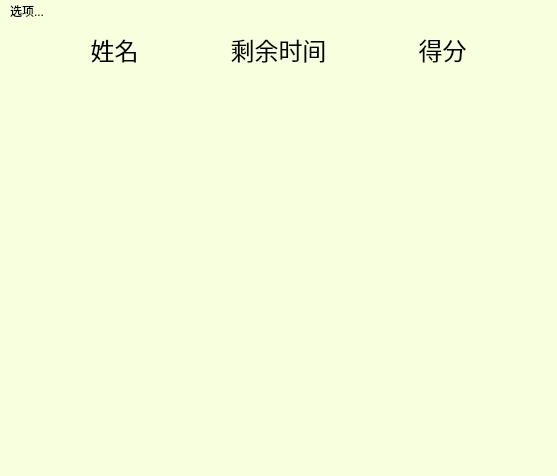
The window that crankdlg.ui (wgananh/Formal_Brmal_Bejeweled) describes before a commit, drawn with Qt 5.
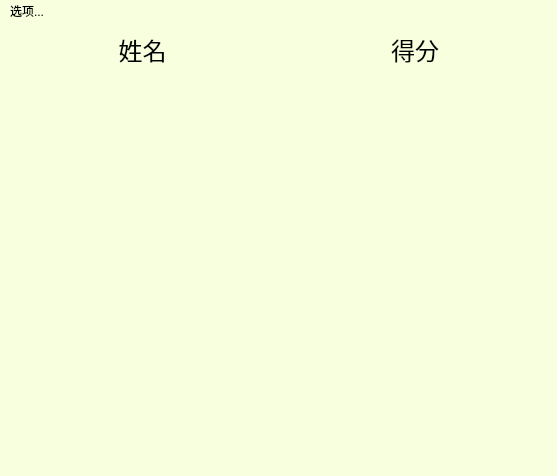
The same window after the commit.

Commit message: 于沛尧：排行榜去掉了剩余时间，大家需要先删掉build里的rank.ini才能继续使用

Patch:
```diff
--- a/crankdlg.ui
+++ b/crankdlg.ui
@@ -20,140 +20,8 @@
   <widget class="QWidget" name="centralwidget">
    <layout class="QVBoxLayout" name="verticalLayout">
     <item>
-     <layout class="QGridLayout" name="gridLayout" columnstretch="4,2,4">
-      <item row="6" column="1">
-       <widget class="QLabel" name="label_17">
-        <property name="sizePolicy">
-         <sizepolicy hsizetype="Expanding" vsizetype="Expanding">
-          <horstretch>0</horstretch>
-          <verstretch>0</verstretch>
-         </sizepolicy>
-        </property>
-        <property name="font">
-         <font>
-          <family>隶书</family>
-          <pointsize>18</pointsize>
-         </font>
-        </property>
-        <property name="text">
-         <string/>
-        </property>
-        <property name="alignment">
-         <set>Qt::AlignCenter</set>
-        </property>
-       </widget>
-      </item>
-      <item row="8" column="0">
-       <widget class="QLabel" name="label_22">
-        <property name="sizePolicy">
-         <sizepolicy hsizetype="Expanding" vsizetype="Expanding">
-          <horstretch>0</horstretch>
-          <verstretch>0</verstretch>
-         </sizepolicy>
-        </property>
-        <property name="font">
-         <font>
-          <family>隶书</family>
-          <pointsize>18</pointsize>
-         </font>
-        </property>
-        <property name="text">
-         <string/>
-        </property>
-        <property name="alignment">
-         <set>Qt::AlignCenter</set>
-        </property>
-       </widget>
-      </item>
-      <item row="7" column="1">
-       <widget class="QLabel" name="label_20">
-        <property name="sizePolicy">
-         <sizepolicy hsizetype="Expanding" vsizetype="Expanding">
-          <horstretch>0</horstretch>
-          <verstretch>0</verstretch>
-         </sizepolicy>
-        </property>
-        <property name="font">
-         <font>
-          <family>隶书</family>
-          <pointsize>18</pointsize>
-         </font>
-        </property>
-        <property name="text">
-         <string/>
-        </property>
-        <property name="alignment">
-         <set>Qt::AlignCenter</set>
-        </property>
-       </widget>
-      </item>
-      <item row="10" column="1">
-       <widget class="QLabel" name="label_29">
-        <property name="sizePolicy">
-         <sizepolicy hsizetype="Expanding" vsizetype="Expanding">
-          <horstretch>0</horstretch>
-          <verstretch>0</verstretch>
-         </sizepolicy>
-        </property>
-        <property name="font">
-         <font>
-          <family>隶书</family>
-          <pointsize>18</pointsize>
-         </font>
-        </property>
-        <property name="text">
-         <string/>
-        </property>
-        <property name="alignment">
-         <set>Qt::AlignCenter</set>
-        </property>
-       </widget>
-      </item>
-      <item row="3" column="1">
-       <widget class="QLabel" name="label_8">
-        <property name="sizePolicy">
-         <sizepolicy hsizetype="Expanding" vsizetype="Expanding">
-          <horstretch>0</horstretch>
-          <verstretch>0</verstretch>
-         </sizepolicy>
-        </property>
-        <property name="font">
-         <font>
-          <family>隶书</family>
-          <pointsize>18</pointsize>
-         </font>
-        </property>
-        <property name="text">
-         <string/>
-        </property>
-        <property name="alignment">
-         <set>Qt::AlignCenter</set>
-        </property>
-       </widget>
-      </item>
-      <item row="10" column="2">
-       <widget class="QLabel" name="label_30">
-        <property name="sizePolicy">
-         <sizepolicy hsizetype="Expanding" vsizetype="Expanding">
-          <horstretch>0</horstretch>
-          <verstretch>0</verstretch>
-         </sizepolicy>
-        </property>
-        <property name="font">
-         <font>
-          <family>隶书</family>
-          <pointsize>18</pointsize>
-         </font>
-        </property>
-        <property name="text">
-         <string/>
-        </property>
-        <property name="alignment">
-         <set>Qt::AlignCenter</set>
-        </property>
-       </widget>
-      </item>
-      <item row="2" column="2">
+     <layout class="QGridLayout" name="gridLayout" columnstretch="4,4">
+      <item row="2" column="1">
        <widget class="QLabel" name="label_6">
         <property name="sizePolicy">
          <sizepolicy hsizetype="Expanding" vsizetype="Expanding">
@@ -175,8 +43,8 @@
         </property>
        </widget>
       </item>
-      <item row="5" column="1">
-       <widget class="QLabel" name="label_14">
+      <item row="3" column="1">
+       <widget class="QLabel" name="label_9">
         <property name="sizePolicy">
          <sizepolicy hsizetype="Expanding" vsizetype="Expanding">
           <horstretch>0</horstretch>
@@ -198,44 +66,6 @@
        </widget>
       </item>
       <item row="9" column="1">
-       <widget class="QLabel" name="label_26">
-        <property name="sizePolicy">
-         <sizepolicy hsizetype="Expanding" vsizetype="Expanding">
-          <horstretch>0</horstretch>
-          <verstretch>0</verstretch>
-         </sizepolicy>
-        </property>
-        <property name="font">
-         <font>
-          <family>隶书</family>
-          <pointsize>18</pointsize>
-         </font>
-        </property>
-        <property name="text">
-         <string/>
-        </property>
-        <property name="alignment">
-         <set>Qt::AlignCenter</set>
-        </property>
-       </widget>
-      </item>
-      <item row="0" column="1">
-       <widget class="QLabel" name="label_31">
-        <property name="font">
-         <font>
-          <family>隶书</family>
-          <pointsize>18</pointsize>
-         </font>
-        </property>
-        <property name="text">
-         <string>剩余时间</string>
-        </property>
-        <property name="alignment">
-         <set>Qt::AlignCenter</set>
-        </property>
-       </widget>
-      </item>
-      <item row="9" column="2">
        <widget class="QLabel" name="label_27">
         <property name="sizePolicy">
          <sizepolicy hsizetype="Expanding" vsizetype="Expanding">
@@ -257,8 +87,8 @@
         </property>
        </widget>
       </item>
-      <item row="7" column="2">
-       <widget class="QLabel" name="label_21">
+      <item row="1" column="1">
+       <widget class="QLabel" name="label_3">
         <property name="sizePolicy">
          <sizepolicy hsizetype="Expanding" vsizetype="Expanding">
           <horstretch>0</horstretch>
@@ -280,28 +110,6 @@
        </widget>
       </item>
       <item row="4" column="1">
-       <widget class="QLabel" name="label_11">
-        <property name="sizePolicy">
-         <sizepolicy hsizetype="Expanding" vsizetype="Expanding">
-          <horstretch>0</horstretch>
-          <verstretch>0</verstretch>
-         </sizepolicy>
-        </property>
-        <property name="font">
-         <font>
-          <family>隶书</family>
-          <pointsize>18</pointsize>
-         </font>
-        </property>
-        <property name="text">
-         <string/>
-        </property>
-        <property name="alignment">
-         <set>Qt::AlignCenter</set>
-        </property>
-       </widget>
-      </item>
-      <item row="4" column="2">
        <widget class="QLabel" name="label_12">
         <property name="sizePolicy">
          <sizepolicy hsizetype="Expanding" vsizetype="Expanding">
@@ -323,8 +131,8 @@
         </property>
        </widget>
       </item>
-      <item row="6" column="0">
-       <widget class="QLabel" name="label_16">
+      <item row="8" column="0">
+       <widget class="QLabel" name="label_22">
         <property name="sizePolicy">
          <sizepolicy hsizetype="Expanding" vsizetype="Expanding">
           <horstretch>0</horstretch>
@@ -345,8 +153,8 @@
         </property>
        </widget>
       </item>
-      <item row="5" column="2">
-       <widget class="QLabel" name="label_15">
+      <item row="5" column="0">
+       <widget class="QLabel" name="label_13">
         <property name="sizePolicy">
          <sizepolicy hsizetype="Expanding" vsizetype="Expanding">
           <horstretch>0</horstretch>
@@ -367,6 +175,22 @@
         </property>
        </widget>
       </item>
+      <item row="0" column="1">
+       <widget class="QLabel" name="label_32">
+        <property name="font">
+         <font>
+          <family>隶书</family>
+          <pointsize>18</pointsize>
+         </font>
+        </property>
+        <property name="text">
+         <string>得分</string>
+        </property>
+        <property name="alignment">
+         <set>Qt::AlignCenter</set>
+        </property>
+       </widget>
+      </item>
       <item row="10" column="0">
        <widget class="QLabel" name="label_28">
         <property name="sizePolicy">
@@ -389,72 +213,6 @@
         </property>
        </widget>
       </item>
-      <item row="3" column="0">
-       <widget class="QLabel" name="label_7">
-        <property name="sizePolicy">
-         <sizepolicy hsizetype="Expanding" vsizetype="Expanding">
-          <horstretch>0</horstretch>
-          <verstretch>0</verstretch>
-         </sizepolicy>
-        </property>
-        <property name="font">
-         <font>
-          <family>隶书</family>
-          <pointsize>18</pointsize>
-         </font>
-        </property>
-        <property name="text">
-         <string/>
-        </property>
-        <property name="alignment">
-         <set>Qt::AlignCenter</set>
-        </property>
-       </widget>
-      </item>
-      <item row="4" column="0">
-       <widget class="QLabel" name="label_10">
-        <property name="sizePolicy">
-         <sizepolicy hsizetype="Expanding" vsizetype="Expanding">
-          <horstretch>0</horstretch>
-          <verstretch>0</verstretch>
-         </sizepolicy>
-        </property>
-        <property name="font">
-         <font>
-          <family>隶书</family>
-          <pointsize>18</pointsize>
-         </font>
-        </property>
-        <property name="text">
-         <string/>
-        </property>
-        <property name="alignment">
-         <set>Qt::AlignCenter</set>
-        </property>
-       </widget>
-      </item>
-      <item row="2" column="1">
-       <widget class="QLabel" name="label_5">
-        <property name="sizePolicy">
-         <sizepolicy hsizetype="Expanding" vsizetype="Expanding">
-          <horstretch>0</horstretch>
-          <verstretch>0</verstretch>
-         </sizepolicy>
-        </property>
-        <property name="font">
-         <font>
-          <family>隶书</family>
-          <pointsize>18</pointsize>
-         </font>
-        </property>
-        <property name="text">
-         <string/>
-        </property>
-        <property name="alignment">
-         <set>Qt::AlignCenter</set>
-        </property>
-       </widget>
-      </item>
       <item row="7" column="0">
        <widget class="QLabel" name="label_19">
         <property name="sizePolicy">
@@ -477,8 +235,8 @@
         </property>
        </widget>
       </item>
-      <item row="6" column="2">
-       <widget class="QLabel" name="label_18">
+      <item row="4" column="0">
+       <widget class="QLabel" name="label_10">
         <property name="sizePolicy">
          <sizepolicy hsizetype="Expanding" vsizetype="Expanding">
           <horstretch>0</horstretch>
@@ -499,6 +257,22 @@
         </property>
        </widget>
       </item>
+      <item row="0" column="0">
+       <widget class="QLabel" name="label">
+        <property name="font">
+         <font>
+          <family>隶书</family>
+          <pointsize>18</pointsize>
+         </font>
+        </property>
+        <property name="text">
+         <string>姓名</string>
+        </property>
+        <property name="alignment">
+         <set>Qt::AlignCenter</set>
+        </property>
+       </widget>
+      </item>
       <item row="1" column="0">
        <widget class="QLabel" name="label_1">
         <property name="sizePolicy">
@@ -521,134 +295,8 @@
         </property>
        </widget>
       </item>
-      <item row="5" column="0">
-       <widget class="QLabel" name="label_13">
-        <property name="sizePolicy">
-         <sizepolicy hsizetype="Expanding" vsizetype="Expanding">
-          <horstretch>0</horstretch>
-          <verstretch>0</verstretch>
-         </sizepolicy>
-        </property>
-        <property name="font">
-         <font>
-          <family>隶书</family>
-          <pointsize>18</pointsize>
-         </font>
-        </property>
-        <property name="text">
-         <string/>
-        </property>
-        <property name="alignment">
-         <set>Qt::AlignCenter</set>
-        </property>
-       </widget>
-      </item>
-      <item row="3" column="2">
-       <widget class="QLabel" name="label_9">
-        <property name="sizePolicy">
-         <sizepolicy hsizetype="Expanding" vsizetype="Expanding">
-          <horstretch>0</horstretch>
-          <verstretch>0</verstretch>
-         </sizepolicy>
-        </property>
-        <property name="font">
-         <font>
-          <family>隶书</family>
-          <pointsize>18</pointsize>
-         </font>
-        </property>
-        <property name="text">
-         <string/>
-        </property>
-        <property name="alignment">
-         <set>Qt::AlignCenter</set>
-        </property>
-       </widget>
-      </item>
-      <item row="0" column="2">
-       <widget class="QLabel" name="label_32">
-        <property name="font">
-         <font>
-          <family>隶书</family>
-          <pointsize>18</pointsize>
-         </font>
-        </property>
-        <property name="text">
-         <string>得分</string>
-        </property>
-        <property name="alignment">
-         <set>Qt::AlignCenter</set>
-        </property>
-       </widget>
-      </item>
-      <item row="1" column="2">
-       <widget class="QLabel" name="label_3">
-        <property name="sizePolicy">
-         <sizepolicy hsizetype="Expanding" vsizetype="Expanding">
-          <horstretch>0</horstretch>
-          <verstretch>0</verstretch>
-         </sizepolicy>
-        </property>
-        <property name="font">
-         <font>
-          <family>隶书</family>
-          <pointsize>18</pointsize>
-         </font>
-        </property>
-        <property name="text">
-         <string/>
-        </property>
-        <property name="alignment">
-         <set>Qt::AlignCenter</set>
-        </property>
-       </widget>
-      </item>
-      <item row="9" column="0">
-       <widget class="QLabel" name="label_25">
-        <property name="sizePolicy">
-         <sizepolicy hsizetype="Expanding" vsizetype="Expanding">
-          <horstretch>0</horstretch>
-          <verstretch>0</verstretch>
-         </sizepolicy>
-        </property>
-        <property name="font">
-         <font>
-          <family>隶书</family>
-          <pointsize>18</pointsize>
-         </font>
-        </property>
-        <property name="text">
-         <string/>
-        </property>
-        <property name="alignment">
-         <set>Qt::AlignCenter</set>
-        </property>
-       </widget>
-      </item>
-      <item row="1" column="1">
-       <widget class="QLabel" name="label_2">
-        <property name="sizePolicy">
-         <sizepolicy hsizetype="Expanding" vsizetype="Expanding">
-          <horstretch>0</horstretch>
-          <verstretch>0</verstretch>
-         </sizepolicy>
-        </property>
-        <property name="font">
-         <font>
-          <family>隶书</family>
-          <pointsize>18</pointsize>
-         </font>
-        </property>
-        <property name="text">
-         <string/>
-        </property>
-        <property name="alignment">
-         <set>Qt::AlignCenter</set>
-        </property>
-       </widget>
-      </item>
-      <item row="8" column="2">
-       <widget class="QLabel" name="label_24">
+      <item row="3" column="0">
+       <widget class="QLabel" name="label_7">
         <property name="sizePolicy">
          <sizepolicy hsizetype="Expanding" vsizetype="Expanding">
           <horstretch>0</horstretch>
@@ -691,8 +339,140 @@
         </property>
        </widget>
       </item>
+      <item row="6" column="1">
+       <widget class="QLabel" name="label_18">
+        <property name="sizePolicy">
+         <sizepolicy hsizetype="Expanding" vsizetype="Expanding">
+          <horstretch>0</horstretch>
+          <verstretch>0</verstretch>
+         </sizepolicy>
+        </property>
+        <property name="font">
+         <font>
+          <family>隶书</family>
+          <pointsize>18</pointsize>
+         </font>
+        </property>
+        <property name="text">
+         <string/>
+        </property>
+        <property name="alignment">
+         <set>Qt::AlignCenter</set>
+        </property>
+       </widget>
+      </item>
+      <item row="5" column="1">
+       <widget class="QLabel" name="label_15">
+        <property name="sizePolicy">
+         <sizepolicy hsizetype="Expanding" vsizetype="Expanding">
+          <horstretch>0</horstretch>
+          <verstretch>0</verstretch>
+         </sizepolicy>
+        </property>
+        <property name="font">
+         <font>
+          <family>隶书</family>
+          <pointsize>18</pointsize>
+         </font>
+        </property>
+        <property name="text">
+         <string/>
+        </property>
+        <property name="alignment">
+         <set>Qt::AlignCenter</set>
+        </property>
+       </widget>
+      </item>
+      <item row="7" column="1">
+       <widget class="QLabel" name="label_21">
+        <property name="sizePolicy">
+         <sizepolicy hsizetype="Expanding" vsizetype="Expanding">
+          <horstretch>0</horstretch>
+          <verstretch>0</verstretch>
+         </sizepolicy>
+        </property>
+        <property name="font">
+         <font>
+          <family>隶书</family>
+          <pointsize>18</pointsize>
+         </font>
+        </property>
+        <property name="text">
+         <string/>
+        </property>
+        <property name="alignment">
+         <set>Qt::AlignCenter</set>
+        </property>
+       </widget>
+      </item>
+      <item row="10" column="1">
+       <widget class="QLabel" name="label_30">
+        <property name="sizePolicy">
+         <sizepolicy hsizetype="Expanding" vsizetype="Expanding">
+          <horstretch>0</horstretch>
+          <verstretch>0</verstretch>
+         </sizepolicy>
+        </property>
+        <property name="font">
+         <font>
+          <family>隶书</family>
+          <pointsize>18</pointsize>
+         </font>
+        </property>
+        <property name="text">
+         <string/>
+        </property>
+        <property name="alignment">
+         <set>Qt::AlignCenter</set>
+        </property>
+       </widget>
+      </item>
+      <item row="9" column="0">
+       <widget class="QLabel" name="label_25">
+        <property name="sizePolicy">
+         <sizepolicy hsizetype="Expanding" vsizetype="Expanding">
+          <horstretch>0</horstretch>
+          <verstretch>0</verstretch>
+         </sizepolicy>
+        </property>
+        <property name="font">
+         <font>
+          <family>隶书</family>
+          <pointsize>18</pointsize>
+         </font>
+        </property>
+        <property name="text">
+         <string/>
+        </property>
+        <property name="alignment">
+         <set>Qt::AlignCenter</set>
+        </property>
+       </widget>
+      </item>
+      <item row="6" column="0">
+       <widget class="QLabel" name="label_16">
+        <property name="sizePolicy">
+         <sizepolicy hsizetype="Expanding" vsizetype="Expanding">
+          <horstretch>0</horstretch>
+          <verstretch>0</verstretch>
+         </sizepolicy>
+        </property>
+        <property name="font">
+         <font>
+          <family>隶书</family>
+          <pointsize>18</pointsize>
+         </font>
+        </property>
+        <property name="text">
+         <string/>
+        </property>
+        <property name="alignment">
+         <set>Qt::AlignCenter</set>
+        </property>
+       </widget>
+      </item>
       <item row="8" column="1">
-       <widget class="QLabel" name="label_23">
+       <widget class="QLabel" name="label_24">
         <property name="sizePolicy">
          <sizepolicy hsizetype="Expanding" vsizetype="Expanding">
           <horstretch>0</horstretch>
@@ -713,22 +493,6 @@
         </property>
        </widget>
       </item>
-      <item row="0" column="0">
-       <widget class="QLabel" name="label">
-        <property name="font">
-         <font>
-          <family>隶书</family>
-          <pointsize>18</pointsize>
-         </font>
-        </property>
-        <property name="text">
-         <string>姓名</string>
-        </property>
-        <property name="alignment">
-         <set>Qt::AlignCenter</set>
-        </property>
-       </widget>
-      </item>
      </layout>
     </item>
    </layout>
```
The commit also changes 6 other files.
